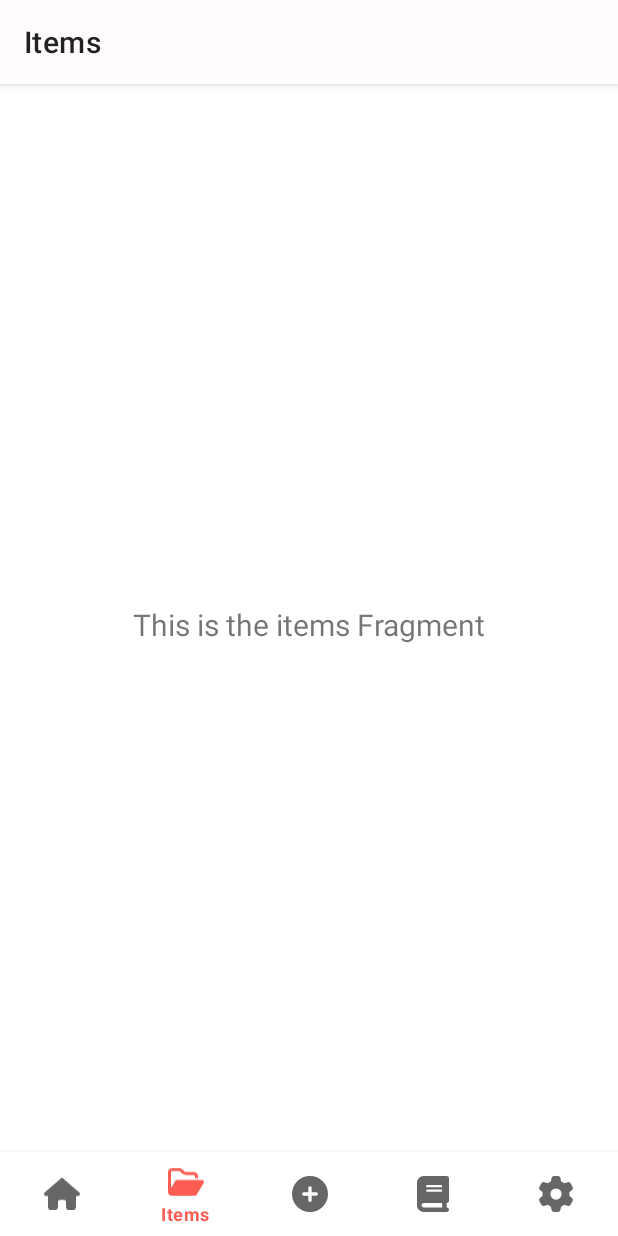
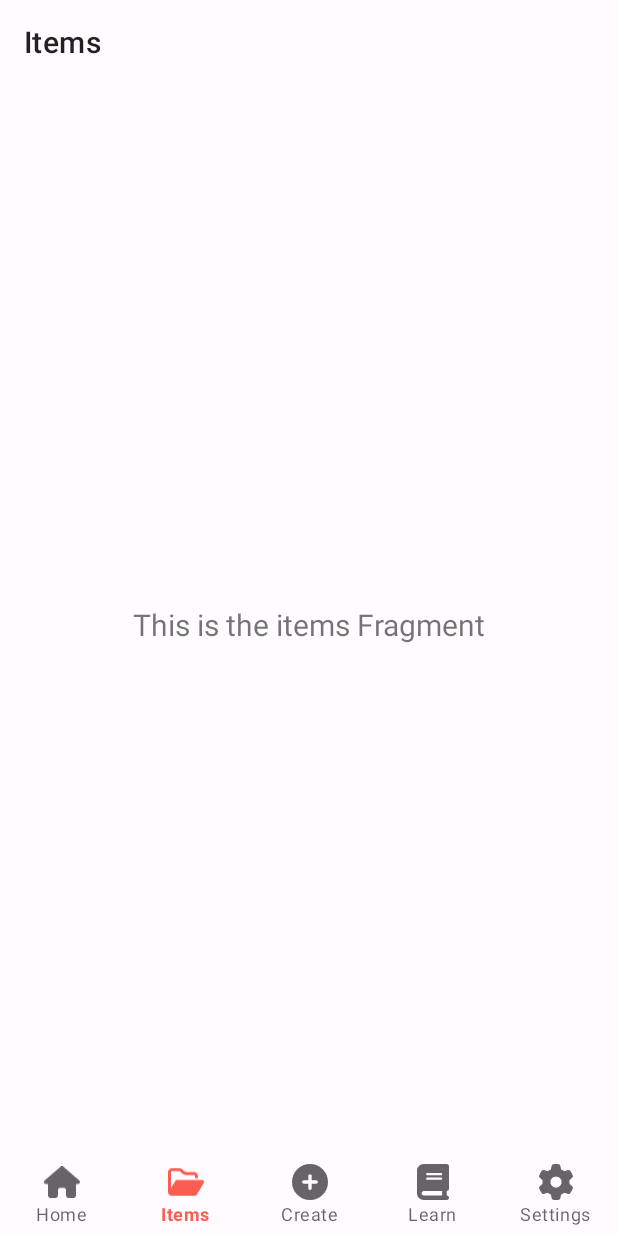
Before and after one commit to PamCatten/hot-stuff, an Android app: the screen it shows after launch (MainActivity), item 2 of the bottom bar chosen, on a phone screen of 412 x 824 dp. Run offline under Robolectric (Android 15) with nearby library versions, the phone set to English and light mode, and no system bars; our stand-ins replace navigation-ui.

```diff
--- a/app/src/main/java/com/example/hotstuffkotlin/ui/home/HomeFragment.kt
+++ b/app/src/main/java/com/example/hotstuffkotlin/ui/home/HomeFragment.kt
@@ -21,8 +21,7 @@ class HomeFragment : Fragment() {
         container: ViewGroup?,
         savedInstanceState: Bundle?
     ): View {
-        val homeViewModel =
-            ViewModelProvider(this).get(HomeViewModel::class.java)
+        ViewModelProvider(this)[HomeViewModel::class.java]
 
         _binding = FragmentHomeBinding.inflate(inflater, container, false)
 
--- a/app/src/main/res/layout/activity_main.xml
+++ b/app/src/main/res/layout/activity_main.xml
@@ -4,6 +4,7 @@
     xmlns:tools="http://schemas.android.com/tools"
     android:layout_width="match_parent"
     android:layout_height="match_parent"
+    android:theme="@style/Container"
     tools:context=".MainActivity">
 
     <com.google.android.material.appbar.AppBarLayout
@@ -15,11 +16,10 @@
 
             <androidx.appcompat.widget.Toolbar
                 android:id="@+id/AppBar"
-                style="@style/AppBar"
+                android:theme="@style/AppBar"
                 android:layout_width="match_parent"
                 android:layout_height="wrap_content"
-                android:minHeight="?attr/actionBarSize"
-                android:theme="?attr/actionBarTheme" />
+                android:minHeight="?attr/actionBarSize"/>
 
     </com.google.android.material.appbar.AppBarLayout>
 
@@ -33,7 +33,10 @@
         app:layout_constraintBottom_toBottomOf="parent"
         app:layout_constraintLeft_toLeftOf="parent"
         app:layout_constraintRight_toRightOf="parent"
-        app:menu="@menu/bottom_nav_menu" />
+        app:menu="@menu/bottom_nav_menu"
+        app:itemBackground="@android:color/transparent"
+        app:labelVisibilityMode="labeled"
+        />
 
     <fragment
         android:id="@+id/nav_host_fragment_activity_main"
--- a/app/src/main/res/values-night/themes.xml
+++ b/app/src/main/res/values-night/themes.xml
@@ -18,6 +18,12 @@
         <item name="android:background">@color/black</item>
         <item name="android:iconTint">@color/white</item>
         <item name="android:textColor">@color/white</item>
+        <item name="android:outlineProvider">none</item>
+    </style>
+
+    <style name="Container">
+        <item name="android:background">@color/black</item>
+        <item name="android:outlineProvider">none</item>
     </style>
 
     <style name="tv_Title">
--- a/app/src/main/res/values/themes.xml
+++ b/app/src/main/res/values/themes.xml
@@ -18,8 +18,13 @@
         <item name="android:background">@color/white</item>
         <item name="android:iconTint">@color/black</item>
         <item name="android:textColor">@color/black</item>
+        <item name="android:outlineProvider">none</item>
     </style>
 
+    <style name="Container">
+        <item name="android:background">@color/white</item>
+        <item name="android:outlineProvider">none</item>
+    </style>
 
     <style name="tv_Title">
         <item name="android:textSize">20sp</item>
```
Also changed, not shown: app/src/main/java/com/example/hotstuffkotlin/MainActivity.kt (+0 -99 lines), app/src/main/res/layout/fragment_home.xml (+23 -67 lines), app/src/main/res/values/colors.xml (+10 -0 lines).
